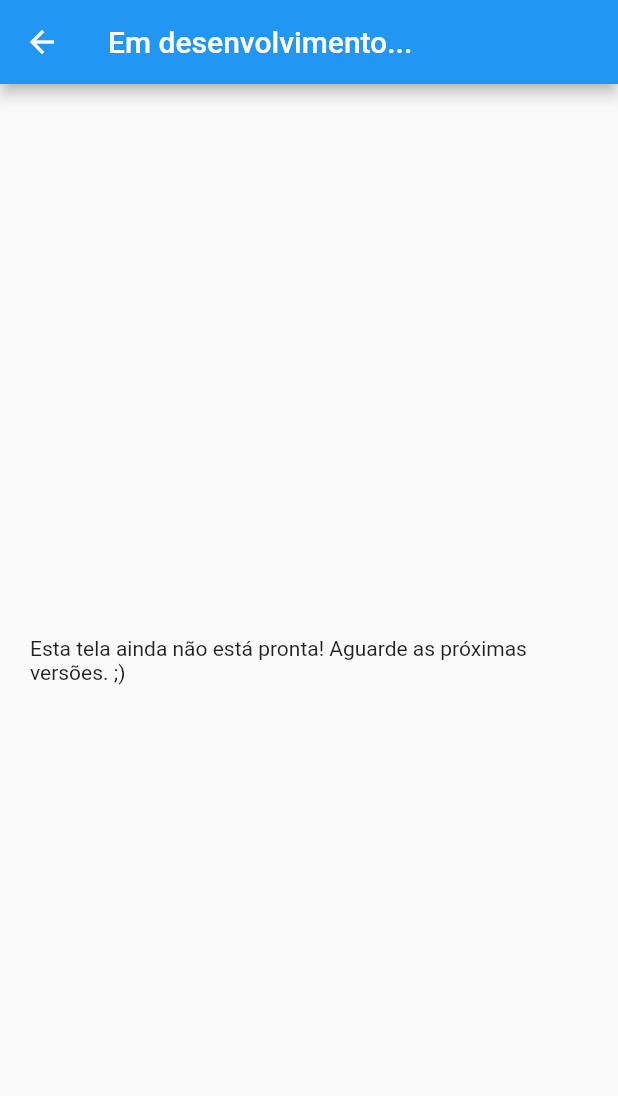
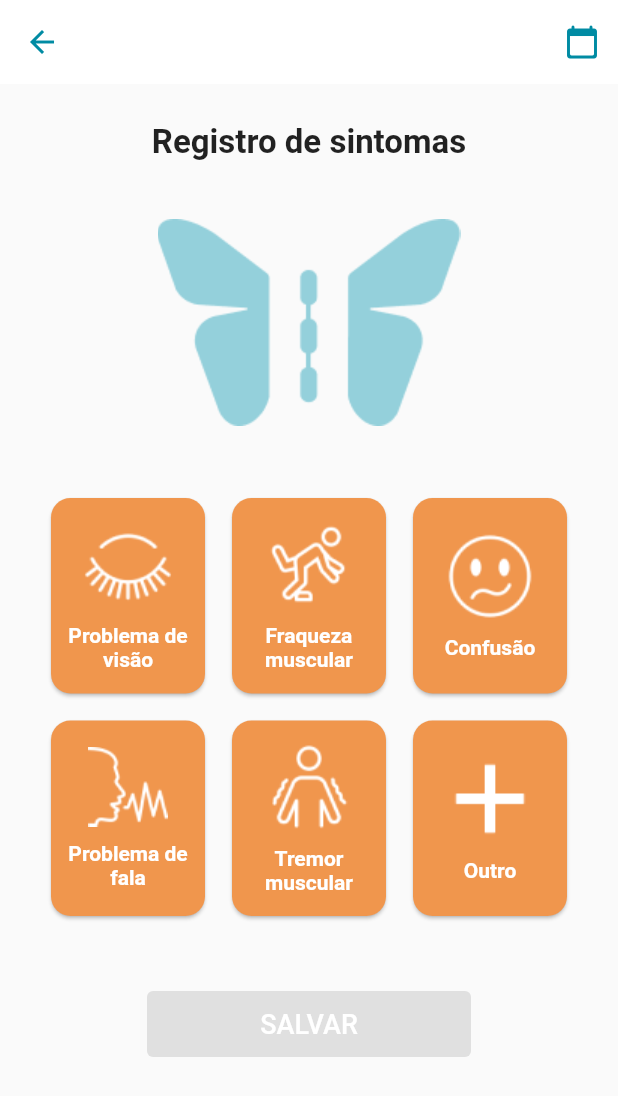
Before and after one commit to projetoIII/Imunus-app, a Flutter app: the HomeScreen screen opened by its route, after a tap on "REGISTRE SINTOMAS", on a phone screen of 412 x 824 dp. Shown: the top 1096 px of the screen. Run offline on Flutter 3.47's test engine with Material 2 defaults, Android fonts, the phone set to English and light mode, and no system bars; our stand-ins replace cloud_firestore, firebase_core, flutter_signin_button, flutter_svg, freezed_annotation, get_it and 1 more; accounts and stored records are empty.

Commit message:
feat: adicionando fluxo de selecionar sintoma.

```diff
--- /dev/null
+++ b/lib/core/enums/symptom_type.dart
@@ -0,0 +1,8 @@
+enum SymptomType {
+  visionProblem,
+  muscleWeakness,
+  confusion,
+  speakProblem,
+  muscleTremor,
+  other
+}
--- a/lib/infrastructure/providers.dart
+++ b/lib/infrastructure/providers.dart
@@ -1,6 +1,7 @@
 import 'package:imunus/view/states/date_filter_provider.dart';
 import 'package:imunus/view/states/emotion_provider.dart';
 import 'package:imunus/view/states/patient_provider.dart';
+import 'package:imunus/view/states/symptoms_provider.dart';
 import 'package:provider/provider.dart';
 
 class Providers {
@@ -22,6 +23,11 @@ class Providers {
       create: (_) => DateFilterProvider(),
     ));
 
+    // Symptoms Provider
+    providers.add(ChangeNotifierProvider<SymptomsProvider>(
+      create: (_) => SymptomsProvider(),
+    ));
+
     return providers;
   }
 }
--- a/lib/view/components/emotion_card.dart
+++ b/lib/view/components/emotion_card.dart
@@ -2,7 +2,6 @@ import 'package:flutter/material.dart';
 import 'package:imunus/core/enums/emotion_type.dart';
 import 'package:imunus/view/shared/colors.dart';
 import 'package:imunus/view/states/emotion_provider.dart';
-import 'package:imunus/view/states/patient_provider.dart';
 import 'package:provider/provider.dart';
 
 class EmotionCard extends StatefulWidget {
--- a/lib/view/components/home_card.dart
+++ b/lib/view/components/home_card.dart
@@ -1,5 +1,4 @@
 import 'package:flutter/material.dart';
-import 'package:flutter_svg/flutter_svg.dart';
 import 'package:imunus/view/shared/colors.dart';
 import 'package:imunus/view/shared/navigation.dart';
 
--- /dev/null
+++ b/lib/view/components/symptom_card.dart
@@ -0,0 +1,65 @@
+import 'package:flutter/material.dart';
+import 'package:imunus/core/enums/symptom_type.dart';
+import 'package:imunus/view/shared/colors.dart';
+import 'package:imunus/view/shared/utils.dart';
+import 'package:imunus/view/states/symptoms_provider.dart';
+import 'package:provider/provider.dart';
+
+class SymptomCard extends StatefulWidget {
+  final SymptomType symptom;
+
+  const SymptomCard({Key? key, required this.symptom}) : super(key: key);
+
+  @override
+  State<SymptomCard> createState() => _SymptomCardState();
+}
+
+class _SymptomCardState extends State<SymptomCard> {
+  late String imagePath, title;
+  late SymptomType symptomType;
+
+  SymptomsProvider? _provider;
+
+  @override
+  void initState() {
+    super.initState();
+
+    symptomType = widget.symptom;
+    var assets = Utils.getSymptomAssets(symptomType);
+    imagePath = assets.iconPath;
+    title = assets.title;
+  }
+
+  @override
+  Widget build(BuildContext context) {
+    _provider ??= Provider.of<SymptomsProvider>(context);
+
+    return Card(
+      color: _provider!.symptom == symptomType
+          ? AppColors.primaryOrange
+          : AppColors.helperOrange,
+      shape: RoundedRectangleBorder(borderRadius: BorderRadius.circular(13.0)),
+      child: InkWell(
+        onTap: () {
+          _provider!.setSymptom(symptomType);
+        },
+        child: Padding(
+          padding: const EdgeInsets.all(6.0),
+          child: Column(
+            mainAxisAlignment: MainAxisAlignment.center,
+            children: [
+              Image.asset(imagePath),
+              const SizedBox(height: 10),
+              Text(title,
+                  textAlign: TextAlign.center,
+                  style: const TextStyle(
+                    color: Colors.white,
+                    fontWeight: FontWeight.bold,
+                  )),
+            ],
+          ),
+        ),
+      ),
+    );
+  }
+}
--- /dev/null
+++ b/lib/view/screens/flows/symptoms/select_symptom_flow.dart
@@ -0,0 +1,110 @@
+import 'package:flutter/material.dart';
+import 'package:imunus/core/enums/symptom_type.dart';
+import 'package:imunus/view/components/home_card.dart';
+import 'package:imunus/view/components/symptom_card.dart';
+import 'package:imunus/view/screens/flows/symptoms_flow.dart';
+import 'package:imunus/view/shared/colors.dart';
+import 'package:imunus/view/states/symptoms_provider.dart';
+import 'package:provider/provider.dart';
+
+class SelectSymptomFlow extends StatefulWidget {
+  const SelectSymptomFlow({Key? key}) : super(key: key);
+
+  @override
+  State<SelectSymptomFlow> createState() => _SelectSymptomFlowState();
+}
+
+class _SelectSymptomFlowState extends State<SelectSymptomFlow> {
+  SymptomsProvider? _provider;
+
+  @override
+  void initState() {
+    super.initState();
+  }
+
+  @override
+  void dispose() {
+    super.dispose();
+  }
+
+  @override
+  Widget build(BuildContext context) {
+    _provider ??= Provider.of<SymptomsProvider>(context);
+
+    return Padding(
+      padding: const EdgeInsets.all(10.0),
+      child: Column(
+        children: [
+          _title(),
+          _butterfly(),
+          _cards(),
+          _saveButton(),
+        ],
+      ),
+    );
+  }
+
+  _title() => const Padding(
+        padding: EdgeInsets.only(top: 16.0),
+        child: Text(
+          "Registro de sintomas",
+          style: TextStyle(
+            fontWeight: FontWeight.bold,
+            fontSize: 22,
+          ),
+        ),
+      );
+
+  _butterfly() => Padding(
+        padding: const EdgeInsets.only(
+          top: 38.0,
+        ),
+        child: Image.asset("assets/symptoms/Group 31.png"),
+      );
+
+  _cards() => Padding(
+        padding: const EdgeInsets.symmetric(vertical: 24.0),
+        child: GridView.count(
+            shrinkWrap: true,
+            primary: false,
+            padding: const EdgeInsets.all(20),
+            crossAxisSpacing: 10,
+            mainAxisSpacing: 10,
+            crossAxisCount: 3,
+            childAspectRatio: .8,
+            children: const [
+              SymptomCard(symptom: SymptomType.visionProblem),
+              SymptomCard(symptom: SymptomType.muscleWeakness),
+              SymptomCard(symptom: SymptomType.confusion),
+              SymptomCard(symptom: SymptomType.speakProblem),
+              SymptomCard(symptom: SymptomType.muscleTremor),
+              SymptomCard(symptom: SymptomType.other),
+            ]),
+      );
+
+  _saveButton() => TextButton(
+      style: ButtonStyle(
+        backgroundColor: MaterialStateProperty.all(
+            _provider!.hasSelectedSymptom != true
+                ? Colors.grey.shade300
+                : AppColors.blue500),
+      ),
+      onPressed: _provider!.hasSelectedSymptom != true
+          ? null
+          : () {
+              _provider!.symptom != SymptomType.other
+                  ? _provider!.setFlow(SymptomsFlow.comment)
+                  : _provider!.setFlow(SymptomsFlow.newSymptom);
+            },
+      child: SizedBox(
+        width: 200,
+        height: 28,
+        child: Center(
+          child: Text(
+            "Salvar".toUpperCase(),
+            textAlign: TextAlign.center,
+            style: const TextStyle(color: Colors.white, fontSize: 18),
+          ),
+        ),
+      ));
+}
--- /dev/null
+++ b/lib/view/screens/flows/symptoms_flow.dart
@@ -0,0 +1,6 @@
+enum SymptomsFlow {
+  selectSymptom,
+  newSymptom,
+  comment,
+  listSymptoms,
+}
--- a/lib/view/screens/home_screen.dart
+++ b/lib/view/screens/home_screen.dart
@@ -80,6 +80,7 @@ class _HomeScreenState extends State<HomeScreen> {
           HomeCard(
             imagePath: "assets/home/Group 111.png",
             title: "REGISTRE sintomas ",
+            navigateTo: Path.symptoms,
           ),
           HomeCard(
             imagePath: "assets/home/sammy-pill (1) 2.png",
--- /dev/null
+++ b/lib/view/screens/symptoms_screen.dart
@@ -0,0 +1,70 @@
+import 'package:flutter/material.dart';
+import 'package:imunus/view/components/date_filter.dart';
+import 'package:imunus/view/screens/flows/symptoms/select_symptom_flow.dart';
+import 'package:imunus/view/screens/flows/symptoms_flow.dart';
+import 'package:imunus/view/shared/colors.dart';
+import 'package:imunus/view/shared/navigation.dart';
+import 'package:imunus/view/states/symptoms_provider.dart';
+import 'package:provider/provider.dart';
+
+class SymptomsScreen extends StatefulWidget {
+  const SymptomsScreen({Key? key}) : super(key: key);
+
+  @override
+  State<SymptomsScreen> createState() => _SymptomsScreenState();
+}
+
+class _SymptomsScreenState extends State<SymptomsScreen> {
+  SymptomsProvider? _provider;
+
+  @override
+  void dispose() {
+    _provider!.clear(notify: false);
+    super.dispose();
+  }
+
+  @override
+  Widget build(BuildContext context) {
+    _provider ??= Provider.of<SymptomsProvider>(context);
+
+    return Scaffold(
+      appBar: _appBar(),
+      body: SingleChildScrollView(
+        child: _body(),
+      ),
+    );
+  }
+
+  _appBar() => AppBar(
+        backgroundColor: Colors.white,
+        elevation: 0,
+        leading: BackButton(
+          color: AppColors.blue,
+          onPressed: () {
+            switch (_provider!.flow) {
+              case SymptomsFlow.selectSymptom:
+              default:
+                Navigation.back(context);
+                break;
+            }
+          },
+        ),
+        actions: [
+          DateFilter(callback: () {
+            _provider!.setFlow(SymptomsFlow.listSymptoms);
+          })
+        ],
+      );
+
+  _body() {
+    switch (_provider!.flow) {
+      case SymptomsFlow.selectSymptom:
+        return const SelectSymptomFlow();
+      case SymptomsFlow.newSymptom:
+      case SymptomsFlow.comment:
+      case SymptomsFlow.listSymptoms:
+      default:
+        return Container();
+    }
+  }
+}
--- a/lib/view/shared/navigation.dart
+++ b/lib/view/shared/navigation.dart
@@ -3,12 +3,14 @@ import 'package:imunus/view/screens/emotion_screen.dart';
 import 'package:imunus/view/screens/home_screen.dart';
 import 'package:imunus/view/screens/login_screen.dart';
 import 'package:imunus/view/screens/not_implemented_screen.dart';
+import 'package:imunus/view/screens/symptoms_screen.dart';
 
 class Path {
   static const login = '/login';
   static const home = '/home';
   static const notImplemented = '/not_implemented';
   static const emotions = '/emotions';
+  static const symptoms = '/symptoms';
 }
 
 final routes = {
@@ -16,6 +18,7 @@ final routes = {
   Path.home: (context) => const HomeScreen(),
   Path.notImplemented: (context) => const NotImplementedScreen(),
   Path.emotions: (context) => const EmotionScreen(),
+  Path.symptoms: (context) => const SymptomsScreen(),
 };
 
 class Navigation {
--- a/lib/view/shared/utils.dart
+++ b/lib/view/shared/utils.dart
@@ -1,10 +1,10 @@
 import 'package:flutter/material.dart';
 import 'package:imunus/core/enums/emotion_type.dart';
+import 'package:imunus/core/enums/symptom_type.dart';
 
-class _EmotionAssets {
+class _Assets {
   String title, iconPath;
-
-  _EmotionAssets({required this.title, required this.iconPath});
+  _Assets({required this.title, required this.iconPath});
 }
 
 class Utils {
@@ -34,57 +34,90 @@ class Utils {
   static String formatDate(DateTime date) =>
       "${date.day}/${date.month}/${date.year}";
 
-  static _EmotionAssets getEmotionAssets(EmotionType emotion) {
+  static _Assets getSymptomAssets(SymptomType symptom) {
+    switch (symptom) {
+      case SymptomType.visionProblem:
+        return _Assets(
+            title: "Problema de visão",
+            iconPath: "assets/symptoms/icons/icons8-eyelashes-3d-90 1.png");
+      case SymptomType.muscleWeakness:
+        return _Assets(
+            title: "Fraqueza muscular",
+            iconPath: "assets/symptoms/icons/icons8-watch-your-step-100 1.png");
+      case SymptomType.confusion:
+        return _Assets(
+            title: "Confusão",
+            iconPath: "assets/symptoms/icons/icons8-confused-100 1.png");
+
+      case SymptomType.speakProblem:
+        return _Assets(
+            title: "Problema de fala",
+            iconPath: "assets/symptoms/icons/icons8-voice-100 1.png");
+
+      case SymptomType.muscleTremor:
+        return _Assets(
+            title: "Tremor muscular",
+            iconPath: "assets/symptoms/icons/icons8-shaking-100 1.png");
+
+      case SymptomType.other:
+      default:
+        return _Assets(
+            title: "Outro",
+            iconPath: "assets/symptoms/icons/icons8-plus-100 1.png");
+    }
+  }
+
+  static _Assets getEmotionAssets(EmotionType emotion) {
     switch (emotion) {
       case EmotionType.happy:
-        return _EmotionAssets(
+        return _Assets(
             title: "Feliz",
             iconPath: "assets/feelings/faces/icons8-happy-100 1.png");
       case EmotionType.sad:
-        return _EmotionAssets(
+        return _Assets(
             title: "Triste",
             iconPath: "assets/feelings/faces/icons8-sad-100 1.png");
       case EmotionType.confident:
-        return _EmotionAssets(
+        return _Assets(
             title: "Confiante",
             iconPath: "assets/feelings/faces/icons8-confident-96 1.png");
       case EmotionType.sensible:
-        return _EmotionAssets(
+        return _Assets(
             title: "Sensível",
             iconPath: "assets/feelings/faces/icons8-crying-64 1.png");
       case EmotionType.distracted:
-        return _EmotionAssets(
+        return _Assets(
             title: "Distraído",
             iconPath: "assets/feelings/faces/icons8-thinking-64 1.png");
       case EmotionType.focused:
-        return _EmotionAssets(
+        return _Assets(
             title: "Focado",
             iconPath:
                 "assets/feelings/faces/icons8-leaning-against-wall-100 1.png");
       case EmotionType.relaxed:
-        return _EmotionAssets(
+        return _Assets(
             title: "Tranquilo",
             iconPath: "assets/feelings/faces/icons8-relax-100 1.png");
       case EmotionType.active:
-        return _EmotionAssets(
+        return _Assets(
             title: "Disposto",
             iconPath: "assets/feelings/faces/icons8-battle-ropes-100 1.png");
       case EmotionType.down:
-        return _EmotionAssets(
+        return _Assets(
             title: "Desanimado",
             iconPath: "assets/feelings/faces/icons8-disappointed-100 1.png");
       case EmotionType.sociable:
-        return _EmotionAssets(
+        return _Assets(
             title: "Sociável",
             iconPath: "assets/feelings/faces/icons8-friends-100 1.png");
       case EmotionType.keyedUp:
-        return _EmotionAssets(
+        return _Assets(
             title: "Tenso",
             iconPath:
                 "assets/feelings/faces/icons8-grimacing-nervous-emoji-face-shared-on-internet-96 1.png");
       case EmotionType.nervous:
       default:
-        return _EmotionAssets(
+        return _Assets(
             title: "Nervoso",
             iconPath: "assets/feelings/faces/icons8-sad-58 1.png");
     }
--- /dev/null
+++ b/lib/view/states/symptoms_provider.dart
@@ -0,0 +1,48 @@
+import 'package:flutter/material.dart';
+import 'package:imunus/core/enums/symptom_type.dart';
+import 'package:imunus/view/screens/flows/symptoms_flow.dart';
+
+class SymptomsProvider extends ChangeNotifier {
+  SymptomsFlow? _flow;
+
+  String? _comment;
+
+  SymptomType? _symptomType;
+
+  bool? hasSelectedSymptom;
+  bool dataHasBeenSent = false;
+
+  SymptomsFlow? get flow => _flow ?? SymptomsFlow.selectSymptom;
+  SymptomType? get symptom => _symptomType;
+  String? get comment => _comment;
+
+  void setFlow(SymptomsFlow value) {
+    _flow = value;
+    notifyListeners();
+  }
+
+  void setSymptom(SymptomType value, {notify = true}) {
+    if (value != _symptomType) {
+      _symptomType = value;
+
+      if (hasSelectedSymptom != true) {
+        hasSelectedSymptom = true;
+      }
+
+      if (notify) notifyListeners();
+    }
+  }
+
+  void setComment(String value, {notify = true}) {
+    _comment = value;
+    if (notify) notifyListeners();
+  }
+
+  void clear({notify = true}) {
+    _comment = null;
+    _symptomType = null;
+    hasSelectedSymptom = false;
+
+    if (notify) notifyListeners();
+  }
+}
```
Also changed, not shown: pubspec.yaml (+9 -0 lines), assets/symptoms/Group 31.png (added), assets/symptoms/icons/icons8-confused-100 1.png (added), assets/symptoms/icons/icons8-eyelashes-3d-90 1.png (added), assets/symptoms/icons/icons8-plus-100 1.png (added), assets/symptoms/icons/icons8-shaking-100 1.png (added), assets/symptoms/icons/icons8-voice-100 1.png (added), assets/symptoms/icons/icons8-watch-your-step-100 1.png (added), pubspec.lock.
